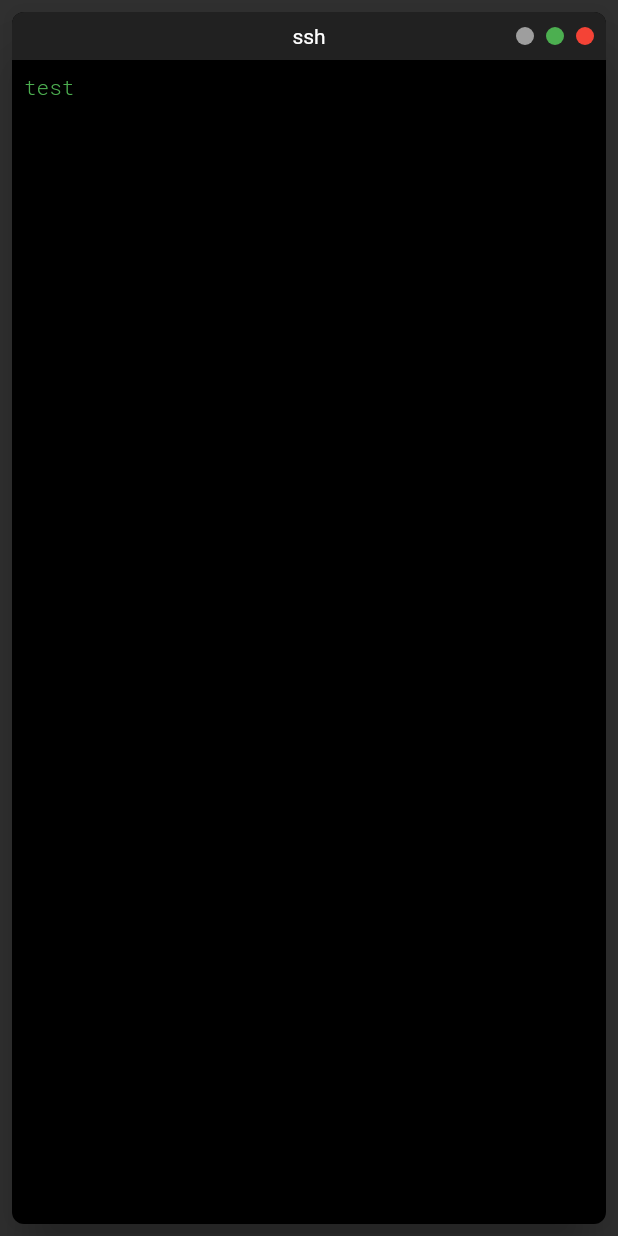
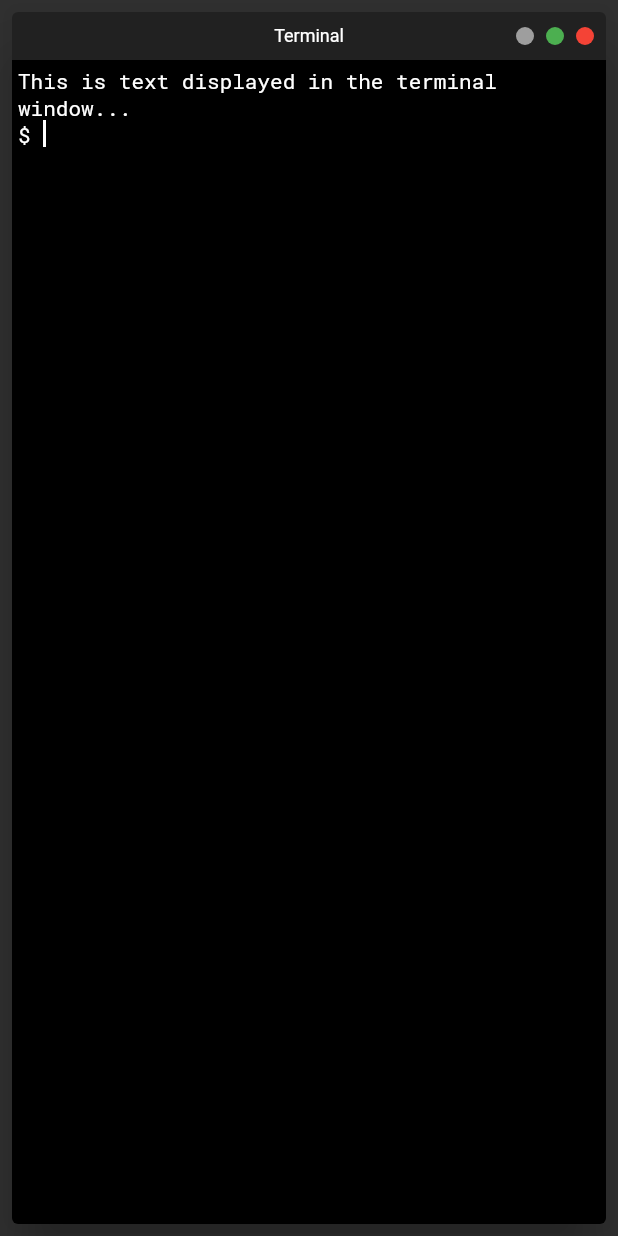
Before and after one commit to christian-thiele/flutter_terminal, a Flutter app: the screen it shows after launch, on a phone screen of 412 x 824 dp. Run offline on Flutter 3.47's test engine with Material 2 defaults, Android fonts, the phone set to English and light mode, and no system bars.

Commit message:
basic terminal window stuff

```diff
--- a/lib/main.dart
+++ b/lib/main.dart
@@ -16,10 +16,22 @@ class App extends StatelessWidget {
         primarySwatch: Colors.green,
         brightness: Brightness.dark,
         textTheme: TextTheme(
+          // window title
+          caption: TextStyle(
+            color: Colors.white,
+            fontWeight: FontWeight.w400,
+          ),
+          // window content 1
           bodyText1: TextStyle(
+            color: Colors.white,
+            fontFamily: 'RobotoMono',
+            fontWeight: FontWeight.w400,
+          ),
+          // window content 2
+          bodyText2: TextStyle(
             color: Colors.green,
             fontFamily: 'RobotoMono',
-            fontWeight: FontWeight.w300,
+            fontWeight: FontWeight.w400,
           ),
         ),
       ),
--- a/lib/pages/main_page.dart
+++ b/lib/pages/main_page.dart
@@ -9,6 +9,8 @@ class MainPage extends StatefulWidget {
 }
 
 class _MainPageState extends State<MainPage> {
+  String _text = 'This is text displayed in the terminal window...';
+
   @override
   Widget build(BuildContext context) {
     return Scaffold(
@@ -21,9 +23,7 @@ class _MainPageState extends State<MainPage> {
                     (constraints.maxWidth > 1024.0) ? 128.0 : 64.0),
                 child: AspectRatio(
                   aspectRatio: 1.6,
-                  child: TerminalWindow(
-                    title: 'ssh',
-                  ),
+                  child: _buildTerminal(),
                 ),
               ),
             );
@@ -32,9 +32,7 @@ class _MainPageState extends State<MainPage> {
               padding: const EdgeInsets.all(8.0),
               child: ConstrainedBox(
                 constraints: BoxConstraints.expand(),
-                child: TerminalWindow(
-                  title: 'ssh',
-                ),
+                child: _buildTerminal(),
               ),
             );
           }
@@ -42,4 +40,16 @@ class _MainPageState extends State<MainPage> {
       ),
     );
   }
+
+  _buildTerminal() {
+    return TerminalWindow(
+      title: 'Terminal',
+      text: _text,
+      onSend: (value) {
+        setState(() {
+          _text += '\n\$ $value';
+        });
+      },
+    );
+  }
 }
--- /dev/null
+++ b/lib/widgets/terminal_content.dart
@@ -0,0 +1,95 @@
+import 'package:flutter/material.dart';
+
+class TerminalContent extends StatefulWidget {
+  final String text;
+  final void Function(String text)? onSend;
+
+  const TerminalContent({
+    Key? key,
+    this.text = '',
+    this.onSend,
+  }) : super(key: key);
+
+  @override
+  _TerminalContentState createState() => _TerminalContentState();
+}
+
+class _TerminalContentState extends State<TerminalContent> {
+  final FocusNode _focusNode = FocusNode();
+  final TextEditingController _textEditingController = TextEditingController();
+
+  @override
+  void initState() {
+    super.initState();
+    _focusNode.requestFocus();
+  }
+
+  @override
+  Widget build(BuildContext context) {
+    return GestureDetector(
+      onTap: () => _focusNode.requestFocus(),
+      child: Container(
+        color: Colors.black,
+        child: DefaultTextStyle(
+          style: Theme.of(context).textTheme.bodyText1!,
+          child: Scrollbar(
+            radius: Radius.circular(4.0),
+            isAlwaysShown: true,
+            showTrackOnHover: true,
+            interactive: true,
+            thickness: 8.0,
+            hoverThickness: 8.0,
+            child: SingleChildScrollView(
+              child: Padding(
+                padding: const EdgeInsets.all(4.0),
+                child: Column(
+                  crossAxisAlignment: CrossAxisAlignment.start,
+                  children: [
+                    Text(
+                      widget.text,
+                      style: Theme.of(context).textTheme.bodyText1,
+                    ),
+                    Row(
+                      children: [
+                        Text(
+                          '\$ ',
+                          style: Theme.of(context).textTheme.bodyText1,
+                        ),
+                        Expanded(
+                          child: EditableText(
+                            paintCursorAboveText: true,
+                            focusNode: _focusNode,
+                            controller: _textEditingController,
+                            onSubmitted: _submit,
+                            cursorColor:
+                                Theme.of(context).textTheme.bodyText1!.color!,
+                            style: Theme.of(context).textTheme.bodyText1!,
+                            backgroundCursorColor:
+                                Theme.of(context).textTheme.bodyText1!.color!,
+                          ),
+                        ),
+                      ],
+                    ),
+                  ],
+                ),
+              ),
+            ),
+          ),
+        ),
+      ),
+    );
+  }
+
+  @override
+  void dispose() {
+    super.dispose();
+    _textEditingController.dispose();
+    _focusNode.dispose();
+  }
+
+  void _submit(String value) {
+    _textEditingController.text = '';
+    widget.onSend?.call(value);
+    _focusNode.requestFocus();
+  }
+}
--- a/lib/widgets/terminal_window.dart
+++ b/lib/widgets/terminal_window.dart
@@ -1,31 +1,34 @@
 import 'package:flutter/material.dart';
 import 'package:flutter_terminal/widgets/window_bar.dart';
 
+import 'terminal_content.dart';
+
 class TerminalWindow extends StatelessWidget {
   final String title;
+  final String text;
+  final void Function(String text)? onSend;
 
-  const TerminalWindow({Key? key, required this.title}) : super(key: key);
+  const TerminalWindow({
+    Key? key,
+    required this.title,
+    required this.text,
+    this.onSend,
+  }) : super(key: key);
 
   @override
   Widget build(BuildContext context) {
     return Material(
       elevation: 15,
-      borderRadius: BorderRadius.circular(8.0),
+      borderRadius: BorderRadius.circular(4.0),
       clipBehavior: Clip.antiAlias,
-      color: Colors.black,
       child: Column(
         crossAxisAlignment: CrossAxisAlignment.stretch,
         children: [
           WindowBar(title: title),
           Expanded(
-            child: Container(
-              child: DefaultTextStyle(
-                style: Theme.of(context).textTheme.bodyText1!,
-                child: Padding(
-                  padding: const EdgeInsets.all(8.0),
-                  child: Text('test'),
-                ),
-              ),
+            child: TerminalContent(
+              text: text,
+              onSend: onSend,
             ),
           )
         ],
--- a/lib/widgets/window_bar.dart
+++ b/lib/widgets/window_bar.dart
@@ -26,7 +26,10 @@ class WindowBar extends StatelessWidget {
                 WindowButton(color: Colors.red),
               ],
             ),
-            Text(title),
+            Text(
+              title,
+              style: Theme.of(context).textTheme.caption,
+            ),
           ],
         ),
       ),
```
